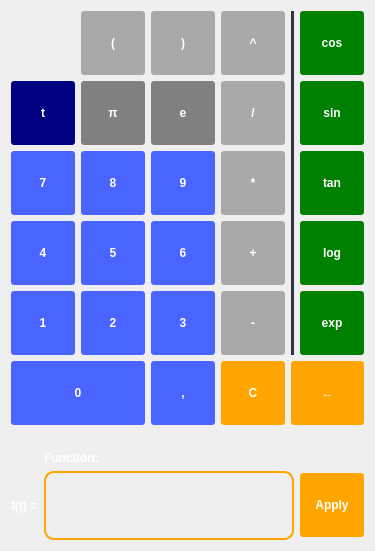
This is ui/math.ui in analogdevicesinc/scopy as Qt 5 draws it before an edit. The edited form follows.
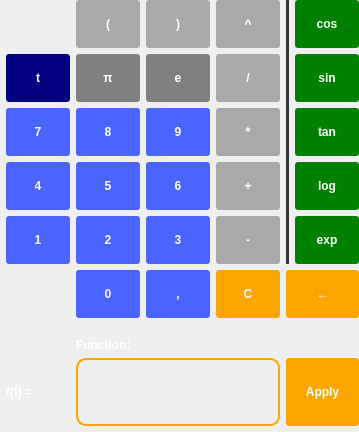
This is the edited form.

What changed in the file:
```diff
--- a/ui/math.ui
+++ b/ui/math.ui
@@ -6,8 +6,8 @@
    <rect>
     <x>0</x>
     <y>0</y>
-    <width>371</width>
-    <height>551</height>
+    <width>359</width>
+    <height>432</height>
    </rect>
   </property>
   <property name="windowTitle">
@@ -45,11 +45,240 @@
 QMenu::item { background-color: transparent; }
 QMenu::item:selected { background-color: #F45000; }</string>
   </property>
-  <layout class="QGridLayout" name="gridLayout">
-   <item row="5" column="2">
+  <layout class="QGridLayout" name="gridLayout_2">
+   <property name="leftMargin">
+    <number>0</number>
+   </property>
+   <property name="topMargin">
+    <number>0</number>
+   </property>
+   <property name="rightMargin">
+    <number>0</number>
+   </property>
+   <property name="bottomMargin">
+    <number>0</number>
+   </property>
+   <item row="2" column="5">
+    <widget class="QPushButton" name="btn9">
+     <property name="sizePolicy">
+      <sizepolicy hsizetype="Fixed" vsizetype="MinimumExpanding">
+       <horstretch>0</horstretch>
+       <verstretch>0</verstretch>
+      </sizepolicy>
+     </property>
+     <property name="minimumSize">
+      <size>
+       <width>64</width>
+       <height>48</height>
+      </size>
+     </property>
+     <property name="maximumSize">
+      <size>
+       <width>16777215</width>
+       <height>64</height>
+      </size>
+     </property>
+     <property name="text">
+      <string>9</string>
+     </property>
+    </widget>
+   </item>
+   <item row="5" column="6">
+    <widget class="QPushButton" name="btnClear">
+     <property name="sizePolicy">
+      <sizepolicy hsizetype="Minimum" vsizetype="MinimumExpanding">
+       <horstretch>0</horstretch>
+       <verstretch>0</verstretch>
+      </sizepolicy>
+     </property>
+     <property name="minimumSize">
+      <size>
+       <width>64</width>
+       <height>48</height>
+      </size>
+     </property>
+     <property name="maximumSize">
+      <size>
+       <width>16777215</width>
+       <height>64</height>
+      </size>
+     </property>
+     <property name="styleSheet">
+      <string notr="true">QPushButton:enabled:!pressed { background-color: orange; }</string>
+     </property>
+     <property name="text">
+      <string>C</string>
+     </property>
+    </widget>
+   </item>
+   <item row="1" column="4">
+    <widget class="QPushButton" name="btnPi">
+     <property name="sizePolicy">
+      <sizepolicy hsizetype="Fixed" vsizetype="MinimumExpanding">
+       <horstretch>0</horstretch>
+       <verstretch>0</verstretch>
+      </sizepolicy>
+     </property>
+     <property name="minimumSize">
+      <size>
+       <width>64</width>
+       <height>48</height>
+      </size>
+     </property>
+     <property name="maximumSize">
+      <size>
+       <width>16777215</width>
+       <height>64</height>
+      </size>
+     </property>
+     <property name="styleSheet">
+      <string notr="true">QPushButton:enabled:!pressed { background-color: grey; }</string>
+     </property>
+     <property name="text">
+      <string>π</string>
+     </property>
+    </widget>
+   </item>
+   <item row="1" column="3">
+    <widget class="QPushButton" name="btnT">
+     <property name="sizePolicy">
+      <sizepolicy hsizetype="Fixed" vsizetype="MinimumExpanding">
+       <horstretch>0</horstretch>
+       <verstretch>0</verstretch>
+      </sizepolicy>
+     </property>
+     <property name="minimumSize">
+      <size>
+       <width>64</width>
+       <height>48</height>
+      </size>
+     </property>
+     <property name="maximumSize">
+      <size>
+       <width>16777215</width>
+       <height>64</height>
+      </size>
+     </property>
+     <property name="styleSheet">
+      <string notr="true">QPushButton:enabled:!pressed { background-color: navy; }</string>
+     </property>
+     <property name="text">
+      <string>t</string>
+     </property>
+    </widget>
+   </item>
+   <item row="3" column="8">
+    <widget class="QPushButton" name="btnLog">
+     <property name="sizePolicy">
+      <sizepolicy hsizetype="Fixed" vsizetype="MinimumExpanding">
+       <horstretch>0</horstretch>
+       <verstretch>0</verstretch>
+      </sizepolicy>
+     </property>
+     <property name="minimumSize">
+      <size>
+       <width>64</width>
+       <height>48</height>
+      </size>
+     </property>
+     <property name="maximumSize">
+      <size>
+       <width>16777215</width>
+       <height>64</height>
+      </size>
+     </property>
+     <property name="styleSheet">
+      <string notr="true">QPushButton:enabled:!pressed { background-color: green; }</string>
+     </property>
+     <property name="text">
+      <string>log</string>
+     </property>
+    </widget>
+   </item>
+   <item row="2" column="6">
+    <widget class="QPushButton" name="btnMult">
+     <property name="sizePolicy">
+      <sizepolicy hsizetype="Fixed" vsizetype="MinimumExpanding">
+       <horstretch>0</horstretch>
+       <verstretch>0</verstretch>
+      </sizepolicy>
+     </property>
+     <property name="minimumSize">
+      <size>
+       <width>64</width>
+       <height>48</height>
+      </size>
+     </property>
+     <property name="maximumSize">
+      <size>
+       <width>16777215</width>
+       <height>64</height>
+      </size>
+     </property>
+     <property name="styleSheet">
+      <string notr="true">QPushButton:enabled:!pressed { background-color: darkgrey; }</string>
+     </property>
+     <property name="text">
+      <string>*</string>
+     </property>
+    </widget>
+   </item>
+   <item row="10" column="7" colspan="2">
+    <widget class="QPushButton" name="btnApply">
+     <property name="sizePolicy">
+      <sizepolicy hsizetype="Minimum" vsizetype="Minimum">
+       <horstretch>0</horstretch>
+       <verstretch>0</verstretch>
+      </sizepolicy>
+     </property>
+     <property name="minimumSize">
+      <size>
+       <width>64</width>
+       <height>64</height>
+      </size>
+     </property>
+     <property name="styleSheet">
+      <string notr="true">QPushButton:enabled:!pressed { background-color: orange; }
+QPushButton[valid=true]:enabled:!pressed { background-color: green; }
+QPushButton[invalid=true]:enabled:!pressed { background-color: red; }</string>
+     </property>
+     <property name="text">
+      <string>Apply</string>
+     </property>
+    </widget>
+   </item>
+   <item row="5" column="7" colspan="2">
+    <widget class="QPushButton" name="btnBackspace">
+     <property name="sizePolicy">
+      <sizepolicy hsizetype="Minimum" vsizetype="MinimumExpanding">
+       <horstretch>0</horstretch>
+       <verstretch>0</verstretch>
+      </sizepolicy>
+     </property>
+     <property name="minimumSize">
+      <size>
+       <width>64</width>
+       <height>48</height>
+      </size>
+     </property>
+     <property name="maximumSize">
+      <size>
+       <width>16777215</width>
+       <height>64</height>
+      </size>
+     </property>
+     <property name="styleSheet">
+      <string notr="true">QPushButton:enabled:!pressed { background-color: orange; }</string>
+     </property>
+     <property name="text">
+      <string>←</string>
+     </property>
+    </widget>
+   </item>
+   <item row="3" column="4">
     <widget class="QPushButton" name="btn5">
      <property name="sizePolicy">
-      <sizepolicy hsizetype="Fixed" vsizetype="Fixed">
+      <sizepolicy hsizetype="Fixed" vsizetype="MinimumExpanding">
        <horstretch>0</horstretch>
        <verstretch>0</verstretch>
       </sizepolicy>
@@ -57,6 +286,12 @@
      <property name="minimumSize">
       <size>
        <width>64</width>
+       <height>48</height>
+      </size>
+     </property>
+     <property name="maximumSize">
+      <size>
+       <width>16777215</width>
        <height>64</height>
       </size>
      </property>
@@ -65,10 +300,10 @@
      </property>
     </widget>
    </item>
-   <item row="4" column="2">
-    <widget class="QPushButton" name="btn8">
+   <item row="3" column="6">
+    <widget class="QPushButton" name="btnPlus">
      <property name="sizePolicy">
-      <sizepolicy hsizetype="Fixed" vsizetype="Fixed">
+      <sizepolicy hsizetype="Fixed" vsizetype="MinimumExpanding">
        <horstretch>0</horstretch>
        <verstretch>0</verstretch>
       </sizepolicy>
@@ -76,18 +311,55 @@
      <property name="minimumSize">
       <size>
        <width>64</width>
+       <height>48</height>
+      </size>
+     </property>
+     <property name="maximumSize">
+      <size>
+       <width>16777215</width>
        <height>64</height>
       </size>
      </property>
+     <property name="styleSheet">
+      <string notr="true">QPushButton:enabled:!pressed { background-color: darkgrey; }</string>
+     </property>
      <property name="text">
-      <string>8</string>
+      <string>+</string>
      </property>
     </widget>
    </item>
-   <item row="4" column="6">
+   <item row="1" column="5">
+    <widget class="QPushButton" name="btnE">
+     <property name="sizePolicy">
+      <sizepolicy hsizetype="Fixed" vsizetype="MinimumExpanding">
+       <horstretch>0</horstretch>
+       <verstretch>0</verstretch>
+      </sizepolicy>
+     </property>
+     <property name="minimumSize">
+      <size>
+       <width>64</width>
+       <height>48</height>
+      </size>
+     </property>
+     <property name="maximumSize">
+      <size>
+       <width>16777215</width>
+       <height>64</height>
+      </size>
+     </property>
+     <property name="styleSheet">
+      <string notr="true">QPushButton:enabled:!pressed { background-color: grey; }</string>
+     </property>
+     <property name="text">
+      <string>e</string>
+     </property>
+    </widget>
+   </item>
+   <item row="2" column="8">
     <widget class="QPushButton" name="btnTan">
      <property name="sizePolicy">
-      <sizepolicy hsizetype="Fixed" vsizetype="Fixed">
+      <sizepolicy hsizetype="Fixed" vsizetype="MinimumExpanding">
        <horstretch>0</horstretch>
        <verstretch>0</verstretch>
       </sizepolicy>
@@ -95,6 +367,12 @@
      <property name="minimumSize">
       <size>
        <width>64</width>
+       <height>48</height>
+      </size>
+     </property>
+     <property name="maximumSize">
+      <size>
+       <width>16777215</width>
        <height>64</height>
       </size>
      </property>
@@ -106,10 +384,10 @@
      </property>
     </widget>
    </item>
-   <item row="2" column="6">
-    <widget class="QPushButton" name="btnCos">
+   <item row="3" column="5">
+    <widget class="QPushButton" name="btn6">
      <property name="sizePolicy">
-      <sizepolicy hsizetype="Fixed" vsizetype="Fixed">
+      <sizepolicy hsizetype="Fixed" vsizetype="MinimumExpanding">
        <horstretch>0</horstretch>
        <verstretch>0</verstretch>
       </sizepolicy>
@@ -117,21 +395,177 @@
      <property name="minimumSize">
       <size>
        <width>64</width>
+       <height>48</height>
+      </size>
+     </property>
+     <property name="maximumSize">
+      <size>
+       <width>16777215</width>
        <height>64</height>
       </size>
      </property>
+     <property name="text">
+      <string>6</string>
+     </property>
+    </widget>
+   </item>
+   <item row="4" column="5">
+    <widget class="QPushButton" name="btn3">
+     <property name="sizePolicy">
+      <sizepolicy hsizetype="Fixed" vsizetype="MinimumExpanding">
+       <horstretch>0</horstretch>
+       <verstretch>0</verstretch>
+      </sizepolicy>
+     </property>
+     <property name="minimumSize">
+      <size>
+       <width>64</width>
+       <height>48</height>
+      </size>
+     </property>
+     <property name="maximumSize">
+      <size>
+       <width>16777215</width>
+       <height>64</height>
+      </size>
+     </property>
+     <property name="text">
+      <string>3</string>
+     </property>
+    </widget>
+   </item>
+   <item row="0" column="6">
+    <widget class="QPushButton" name="btnPow">
+     <property name="sizePolicy">
+      <sizepolicy hsizetype="Fixed" vsizetype="MinimumExpanding">
+       <horstretch>0</horstretch>
+       <verstretch>0</verstretch>
+      </sizepolicy>
+     </property>
+     <property name="minimumSize">
+      <size>
+       <width>64</width>
+       <height>48</height>
+      </size>
+     </property>
+     <property name="maximumSize">
+      <size>
+       <width>16777215</width>
+       <height>64</height>
+      </size>
+     </property>
      <property name="styleSheet">
+      <string notr="true">QPushButton:enabled:!pressed { background-color: darkgrey; }</string>
+     </property>
+     <property name="text">
+      <string>^</string>
+     </property>
+    </widget>
+   </item>
+   <item row="4" column="8">
+    <widget class="QPushButton" name="btnExp">
+     <property name="sizePolicy">
+      <sizepolicy hsizetype="Fixed" vsizetype="MinimumExpanding">
+       <horstretch>0</horstretch>
+       <verstretch>0</verstretch>
+      </sizepolicy>
+     </property>
+     <property name="minimumSize">
+      <size>
+       <width>64</width>
+       <height>48</height>
+      </size>
+     </property>
+     <property name="maximumSize">
+      <size>
+       <width>16777215</width>
+       <height>64</height>
+      </size>
+     </property>
+     <property name="styleSheet">
       <string notr="true">QPushButton:enabled:!pressed { background-color: green; }</string>
      </property>
      <property name="text">
-      <string>cos</string>
+      <string>exp</string>
+     </property>
+    </widget>
+   </item>
+   <item row="0" column="5">
+    <widget class="QPushButton" name="btnCloseP">
+     <property name="sizePolicy">
+      <sizepolicy hsizetype="Fixed" vsizetype="MinimumExpanding">
+       <horstretch>0</horstretch>
+       <verstretch>0</verstretch>
+      </sizepolicy>
+     </property>
+     <property name="minimumSize">
+      <size>
+       <width>64</width>
+       <height>48</height>
+      </size>
+     </property>
+     <property name="maximumSize">
+      <size>
+       <width>16777215</width>
+       <height>64</height>
+      </size>
+     </property>
+     <property name="styleSheet">
+      <string notr="true">QPushButton:enabled:!pressed { background-color: darkgrey; }</string>
+     </property>
+     <property name="text">
+      <string>)</string>
+     </property>
+    </widget>
+   </item>
+   <item row="12" column="7">
+    <spacer name="verticalSpacer">
+     <property name="orientation">
+      <enum>Qt::Vertical</enum>
+     </property>
+     <property name="sizeType">
+      <enum>QSizePolicy::Expanding</enum>
+     </property>
+     <property name="sizeHint" stdset="0">
+      <size>
+       <width>0</width>
+       <height>0</height>
+      </size>
+     </property>
+    </spacer>
+   </item>
+   <item row="1" column="8">
+    <widget class="QPushButton" name="btnSin">
+     <property name="sizePolicy">
+      <sizepolicy hsizetype="Fixed" vsizetype="MinimumExpanding">
+       <horstretch>0</horstretch>
+       <verstretch>0</verstretch>
+      </sizepolicy>
+     </property>
+     <property name="minimumSize">
+      <size>
+       <width>64</width>
+       <height>48</height>
+      </size>
+     </property>
+     <property name="maximumSize">
+      <size>
+       <width>16777215</width>
+       <height>64</height>
+      </size>
+     </property>
+     <property name="styleSheet">
+      <string notr="true">QPushButton:enabled:!pressed { background-color: green; }</string>
+     </property>
+     <property name="text">
+      <string>sin</string>
      </property>
     </widget>
    </item>
    <item row="4" column="3">
-    <widget class="QPushButton" name="btn9">
+    <widget class="QPushButton" name="btn1">
      <property name="sizePolicy">
-      <sizepolicy hsizetype="Fixed" vsizetype="Fixed">
+      <sizepolicy hsizetype="Fixed" vsizetype="MinimumExpanding">
        <horstretch>0</horstretch>
        <verstretch>0</verstretch>
       </sizepolicy>
@@ -139,37 +573,24 @@
      <property name="minimumSize">
       <size>
        <width>64</width>
-       <height>64</height>
+       <height>48</height>
       </size>
      </property>
-     <property name="text">
-      <string>9</string>
-     </property>
-    </widget>
-   </item>
-   <item row="4" column="1">
-    <widget class="QPushButton" name="btn7">
-     <property name="sizePolicy">
-      <sizepolicy hsizetype="Fixed" vsizetype="Fixed">
-       <horstretch>0</horstretch>
-       <verstretch>0</verstretch>
-      </sizepolicy>
-     </property>
-     <property name="minimumSize">
+     <property name="maximumSize">
       <size>
-       <width>64</width>
+       <width>16777215</width>
        <height>64</height>
       </size>
      </property>
      <property name="text">
-      <string>7</string>
+      <string>1</string>
      </property>
     </widget>
    </item>
-   <item row="5" column="1">
+   <item row="3" column="3">
     <widget class="QPushButton" name="btn4">
      <property name="sizePolicy">
-      <sizepolicy hsizetype="Fixed" vsizetype="Fixed">
+      <sizepolicy hsizetype="Fixed" vsizetype="MinimumExpanding">
        <horstretch>0</horstretch>
        <verstretch>0</verstretch>
       </sizepolicy>
@@ -177,6 +598,12 @@
      <property name="minimumSize">
       <size>
        <width>64</width>
+       <height>48</height>
+      </size>
+     </property>
+     <property name="maximumSize">
+      <size>
+       <width>16777215</width>
        <height>64</height>
       </size>
      </property>
@@ -185,73 +612,10 @@
      </property>
     </widget>
    </item>
-   <item row="7" column="3">
-    <widget class="QPushButton" name="btnComma">
-     <property name="sizePolicy">
-      <sizepolicy hsizetype="Fixed" vsizetype="Fixed">
-       <horstretch>0</horstretch>
-       <verstretch>0</verstretch>
-      </sizepolicy>
-     </property>
-     <property name="minimumSize">
-      <size>
-       <width>64</width>
-       <height>64</height>
-      </size>
-     </property>
-     <property name="text">
-      <string>,</string>
-     </property>
-    </widget>
-   </item>
-   <item row="6" column="6">
-    <widget class="QPushButton" name="btnExp">
-     <property name="sizePolicy">
-      <sizepolicy hsizetype="Fixed" vsizetype="Fixed">
-       <horstretch>0</horstretch>
-       <verstretch>0</verstretch>
-      </sizepolicy>
-     </property>
-     <property name="minimumSize">
-      <size>
-       <width>64</width>
-       <height>64</height>
-      </size>
-     </property>
-     <property name="styleSheet">
-      <string notr="true">QPushButton:enabled:!pressed { background-color: green; }</string>
-     </property>
-     <property name="text">
-      <string>exp</string>
-     </property>
-    </widget>
-   </item>
-   <item row="3" column="2">
-    <widget class="QPushButton" name="btnPi">
-     <property name="sizePolicy">
-      <sizepolicy hsizetype="Fixed" vsizetype="Fixed">
-       <horstretch>0</horstretch>
-       <verstretch>0</verstretch>
-      </sizepolicy>
-     </property>
-     <property name="minimumSize">
-      <size>
-       <width>64</width>
-       <height>64</height>
-      </size>
-     </property>
-     <property name="styleSheet">
-      <string notr="true">QPushButton:enabled:!pressed { background-color: grey; }</string>
-     </property>
-     <property name="text">
-      <string>π</string>
-     </property>
-    </widget>
-   </item>
-   <item row="2" column="2">
+   <item row="0" column="4">
     <widget class="QPushButton" name="btnOpenP">
      <property name="sizePolicy">
-      <sizepolicy hsizetype="Fixed" vsizetype="Fixed">
+      <sizepolicy hsizetype="Fixed" vsizetype="MinimumExpanding">
        <horstretch>0</horstretch>
        <verstretch>0</verstretch>
       </sizepolicy>
@@ -259,6 +623,12 @@
      <property name="minimumSize">
       <size>
        <width>64</width>
+       <height>48</height>
+      </size>
+     </property>
+     <property name="maximumSize">
+      <size>
+       <width>16777215</width>
        <height>64</height>
       </size>
      </property>
@@ -270,48 +640,85 @@
      </property>
     </widget>
    </item>
-   <item row="3" column="3">
-    <widget class="QPushButton" name="btnE">
+   <item row="0" column="7" rowspan="5">
+    <widget class="Line" name="line_2">
      <property name="sizePolicy">
-      <sizepolicy hsizetype="Fixed" vsizetype="Fixed">
+      <sizepolicy hsizetype="Minimum" vsizetype="Minimum">
        <horstretch>0</horstretch>
        <verstretch>0</verstretch>
       </sizepolicy>
      </property>
+     <property name="styleSheet">
+      <string notr="true">color: rgb(51, 51, 59);</string>
+     </property>
+     <property name="frameShadow">
+      <enum>QFrame::Plain</enum>
+     </property>
+     <property name="lineWidth">
+      <number>4</number>
+     </property>
+     <property name="orientation">
+      <enum>Qt::Vertical</enum>
+     </property>
+    </widget>
+   </item>
+   <item row="5" column="5">
+    <widget class="QPushButton" name="btnComma">
+     <property name="sizePolicy">
+      <sizepolicy hsizetype="Fixed" vsizetype="MinimumExpanding">
+       <horstretch>0</horstretch>
+       <verstretch>0</verstretch>
+      </sizepolicy>
+     </property>
      <property name="minimumSize">
       <size>
        <width>64</width>
+       <height>48</height>
+      </size>
+     </property>
+     <property name="maximumSize">
+      <size>
+       <width>16777215</width>
        <height>64</height>
       </size>
      </property>
-     <property name="styleSheet">
-      <string notr="true">QPushButton:enabled:!pressed { background-color: grey; }</string>
-     </property>
      <property name="text">
-      <string>e</string>
+      <string>,</string>
      </property>
     </widget>
    </item>
-   <item row="7" column="4">
-    <widget class="QPushButton" name="btnClear">
+   <item row="4" column="6">
+    <widget class="QPushButton" name="btnMinus">
+     <property name="sizePolicy">
+      <sizepolicy hsizetype="Fixed" vsizetype="MinimumExpanding">
+       <horstretch>0</horstretch>
+       <verstretch>0</verstretch>
+      </sizepolicy>
+     </property>
      <property name="minimumSize">
       <size>
        <width>64</width>
+       <height>48</height>
+      </size>
+     </property>
+     <property name="maximumSize">
+      <size>
+       <width>16777215</width>
        <height>64</height>
       </size>
      </property>
      <property name="styleSheet">
-      <string notr="true">QPushButton:enabled:!pressed { background-color: orange; }</string>
+      <string notr="true">QPushButton:enabled:!pressed { background-color: darkgrey; }</string>
      </property>
      <property name="text">
-      <string>C</string>
+      <string>-</string>
      </property>
     </widget>
    </item>
-   <item row="3" column="6">
-    <widget class="QPushButton" name="btnSin">
+   <item row="4" column="4">
+    <widget class="QPushButton" name="btn2">
      <property name="sizePolicy">
-      <sizepolicy hsizetype="Fixed" vsizetype="Fixed">
+      <sizepolicy hsizetype="Fixed" vsizetype="MinimumExpanding">
        <horstretch>0</horstretch>
        <verstretch>0</verstretch>
       </sizepolicy>
@@ -319,6 +726,37 @@
      <property name="minimumSize">
       <size>
        <width>64</width>
+       <height>48</height>
+      </size>
+     </property>
+     <property name="maximumSize">
+      <size>
+       <width>16777215</width>
+       <height>64</height>
+      </size>
+     </property>
+     <property name="text">
+      <string>2</string>
+     </property>
+    </widget>
+   </item>
+   <item row="0" column="8">
+    <widget class="QPushButton" name="btnCos">
+     <property name="sizePolicy">
+      <sizepolicy hsizetype="Fixed" vsizetype="MinimumExpanding">
+       <horstretch>0</horstretch>
+       <verstretch>0</verstretch>
+      </sizepolicy>
+     </property>
+     <property name="minimumSize">
+      <size>
+       <width>64</width>
+       <height>48</height>
+      </size>
+     </property>
+     <property name="maximumSize">
+      <size>
+       <width>16777215</width>
        <height>64</height>
       </size>
      </property>
@@ -326,14 +764,14 @@
       <string notr="true">QPushButton:enabled:!pressed { background-color: green; }</string>
      </property>
      <property name="text">
-      <string>sin</string>
+      <string>cos</string>
      </property>
     </widget>
    </item>
    <item row="2" column="3">
-    <widget class="QPushButton" name="btnCloseP">
+    <widget class="QPushButton" name="btn7">
      <property name="sizePolicy">
-      <sizepolicy hsizetype="Fixed" vsizetype="Fixed">
+      <sizepolicy hsizetype="Fixed" vsizetype="MinimumExpanding">
        <horstretch>0</horstretch>
        <verstretch>0</verstretch>
       </sizepolicy>
@@ -341,6 +779,37 @@
      <property name="minimumSize">
       <size>
        <width>64</width>
+       <height>48</height>
+      </size>
+     </property>
+     <property name="maximumSize">
+      <size>
+       <width>16777215</width>
+       <height>64</height>
+      </size>
+     </property>
+     <property name="text">
+      <string>7</string>
+     </property>
+    </widget>
+   </item>
+   <item row="1" column="6">
+    <widget class="QPushButton" name="btnDiv">
+     <property name="sizePolicy">
+      <sizepolicy hsizetype="Fixed" vsizetype="MinimumExpanding">
+       <horstretch>0</horstretch>
+       <verstretch>0</verstretch>
+      </sizepolicy>
+     </property>
+     <property name="minimumSize">
+      <size>
+       <width>64</width>
+       <height>48</height>
+      </size>
+     </property>
+     <property name="maximumSize">
+      <size>
+       <width>16777215</width>
        <height>64</height>
       </size>
      </property>
@@ -348,14 +817,14 @@
       <string notr="true">QPushButton:enabled:!pressed { background-color: darkgrey; }</string>
      </property>
      <property name="text">
-      <string>)</string>
+      <string>/</string>
      </property>
     </widget>
    </item>
-   <item row="3" column="1">
-    <widget class="QPushButton" name="btnT">
+   <item row="2" column="4">
+    <widget class="QPushButton" name="btn8">
      <property name="sizePolicy">
-      <sizepolicy hsizetype="Fixed" vsizetype="Fixed">
+      <sizepolicy hsizetype="Fixed" vsizetype="MinimumExpanding">
        <horstretch>0</horstretch>
        <verstretch>0</verstretch>
       </sizepolicy>
@@ -363,39 +832,84 @@
      <property name="minimumSize">
       <size>
        <width>64</width>
+       <height>48</height>
+      </size>
+     </property>
+     <property name="maximumSize">
+      <size>
+       <width>16777215</width>
        <height>64</height>
       </size>
+     </property>
+     <property name="text">
+      <string>8</string>
+     </property>
+    </widget>
+   </item>
+   <item row="1" column="2">
+    <spacer name="horizontalSpacer">
+     <property name="orientation">
+      <enum>Qt::Horizontal</enum>
+     </property>
+     <property name="sizeType">
+      <enum>QSizePolicy::MinimumExpanding</enum>
+     </property>
+     <property name="sizeHint" stdset="0">
+      <size>
+       <width>0</width>
+       <height>0</height>
+      </size>
+     </property>
+    </spacer>
+   </item>
+   <item row="5" column="4">
+    <widget class="QPushButton" name="btn0">
+     <property name="sizePolicy">
+      <sizepolicy hsizetype="Minimum" vsizetype="MinimumExpanding">
+       <horstretch>0</horstretch>
+       <verstretch>0</verstretch>
+      </sizepolicy>
+     </property>
+     <property name="minimumSize">
+      <size>
+       <width>64</width>
+       <height>48</height>
+      </size>
+     </property>
+     <property name="maximumSize">
+      <size>
+       <width>16777215</width>
+       <height>64</height>
+      </size>
+     </property>
+     <property name="text">
+      <string>0</string>
+     </property>
+    </widget>
+   </item>
+   <item row="10" column="3">
+    <widget class="QLabel" name="label_2">
+     <property name="sizePolicy">
+      <sizepolicy hsizetype="Preferred" vsizetype="Maximum">
+       <horstretch>0</horstretch>
+       <verstretch>0</verstretch>
+      </sizepolicy>
+     </property>
+     <property name="text">
+      <string>f(t) =</string>
+     </property>
+    </widget>
+   </item>
+   <item row="10" column="4" colspan="3">
+    <widget class="QLineEdit" name="function">
+     <property name="sizePolicy">
+      <sizepolicy hsizetype="Expanding" vsizetype="Minimum">
+       <horstretch>0</horstretch>
+       <verstretch>0</verstretch>
+      </sizepolicy>
      </property>
      <property name="styleSheet">
-      <string notr="true">QPushButton:enabled:!pressed { background-color: navy; }</string>
-     </property>
-     <property name="text">
-      <string>t</string>
-     </property>
-    </widget>
-   </item>
-   <item row="10" column="1" colspan="6">
-    <layout class="QGridLayout" name="gridLayout_2">
-     <property name="topMargin">
-      <number>20</number>
-     </property>
-     <item row="0" column="1">
-      <widget class="QLabel" name="label">
-       <property name="text">
-        <string>Function:</string>
-       </property>
-      </widget>
-     </item>
-     <item row="1" column="1">
-      <widget class="QLineEdit" name="function">
-       <property name="sizePolicy">
-        <sizepolicy hsizetype="Expanding" vsizetype="MinimumExpanding">
-         <horstretch>0</horstretch>
-         <verstretch>0</verstretch>
-        </sizepolicy>
-       </property>
-       <property name="styleSheet">
-        <string notr="true">QLineEdit {
+      <string notr="true">QLineEdit {
 height: 64px;
 color: white;
 font-family: &quot;monospace&quot; 14;
@@ -413,298 +927,41 @@
 QLineEdit[valid=true] {
 border-color: green;
 }</string>
-       </property>
-      </widget>
-     </item>
-     <item row="1" column="2">
-      <widget class="QPushButton" name="btnApply">
-       <property name="minimumSize">
-        <size>
-         <width>64</width>
-         <height>64</height>
-        </size>
-       </property>
-       <property name="styleSheet">
-        <string notr="true">QPushButton:enabled:!pressed { background-color: orange; }
-QPushButton[valid=true]:enabled:!pressed { background-color: green; }
-QPushButton[invalid=true]:enabled:!pressed { background-color: red; }</string>
-       </property>
-       <property name="text">
-        <string>Apply</string>
-       </property>
-      </widget>
-     </item>
-     <item row="1" column="0">
-      <widget class="QLabel" name="label_2">
-       <property name="text">
-        <string>f(t) =</string>
-       </property>
-      </widget>
-     </item>
-    </layout>
-   </item>
-   <item row="2" column="5" rowspan="5">
-    <widget class="Line" name="line_2">
-     <property name="sizePolicy">
-      <sizepolicy hsizetype="MinimumExpanding" vsizetype="Minimum">
-       <horstretch>0</horstretch>
-       <verstretch>0</verstretch>
-      </sizepolicy>
      </property>
-     <property name="styleSheet">
-      <string notr="true">color: rgb(51, 51, 59);</string>
-     </property>
-     <property name="frameShadow">
-      <enum>QFrame::Plain</enum>
-     </property>
-     <property name="lineWidth">
-      <number>4</number>
-     </property>
-     <property name="orientation">
-      <enum>Qt::Vertical</enum>
-     </property>
     </widget>
    </item>
-   <item row="7" column="1" colspan="2">
-    <widget class="QPushButton" name="btn0">
+   <item row="7" column="4" colspan="5">
+    <widget class="QLabel" name="label">
      <property name="sizePolicy">
-      <sizepolicy hsizetype="Minimum" vsizetype="Fixed">
+      <sizepolicy hsizetype="Preferred" vsizetype="Maximum">
        <horstretch>0</horstretch>
        <verstretch>0</verstretch>
       </sizepolicy>
      </property>
-     <property name="minimumSize">
-      <size>
-       <width>64</width>
-       <height>64</height>
-      </size>
-     </property>
      <property name="text">
-      <string>0</string>
+      <string>Function:</string>
      </property>
     </widget>
    </item>
-   <item row="6" column="2">
-    <widget class="QPushButton" name="btn2">
+   <item row="6" column="5">
+    <widget class="QWidget" name="widget" native="true">
      <property name="sizePolicy">
-      <sizepolicy hsizetype="Fixed" vsizetype="Fixed">
+      <sizepolicy hsizetype="Preferred" vsizetype="MinimumExpanding">
        <horstretch>0</horstretch>
        <verstretch>0</verstretch>
       </sizepolicy>
      </property>
      <property name="minimumSize">
       <size>
-       <width>64</width>
-       <height>64</height>
+       <width>0</width>
+       <height>8</height>
       </size>
      </property>
-     <property name="text">
-      <string>2</string>
-     </property>
-    </widget>
-   </item>
-   <item row="5" column="6">
-    <widget class="QPushButton" name="btnLog">
-     <property name="sizePolicy">
-      <sizepolicy hsizetype="Fixed" vsizetype="Fixed">
-       <horstretch>0</horstretch>
-       <verstretch>0</verstretch>
-      </sizepolicy>
-     </property>
-     <property name="minimumSize">
+     <property name="maximumSize">
       <size>
-       <width>64</width>
-       <height>64</height>
+       <width>0</width>
+       <height>48</height>
       </size>
-     </property>
-     <property name="styleSheet">
-      <string notr="true">QPushButton:enabled:!pressed { background-color: green; }</string>
-     </property>
-     <property name="text">
-      <string>log</string>
-     </property>
-    </widget>
-   </item>
-   <item row="6" column="1">
-    <widget class="QPushButton" name="btn1">
-     <property name="sizePolicy">
-      <sizepolicy hsizetype="Fixed" vsizetype="Fixed">
-       <horstretch>0</horstretch>
-       <verstretch>0</verstretch>
-      </sizepolicy>
-     </property>
-     <property name="minimumSize">
-      <size>
-       <width>64</width>
-       <height>64</height>
-      </size>
-     </property>
-     <property name="text">
-      <string>1</string>
-     </property>
-    </widget>
-   </item>
-   <item row="5" column="3">
-    <widget class="QPushButton" name="btn6">
-     <property name="sizePolicy">
-      <sizepolicy hsizetype="Fixed" vsizetype="Fixed">
-       <horstretch>0</horstretch>
-       <verstretch>0</verstretch>
-      </sizepolicy>
-     </property>
-     <property name="minimumSize">
-      <size>
-       <width>64</width>
-       <height>64</height>
-      </size>
-     </property>
-     <property name="text">
-      <string>6</string>
-     </property>
-    </widget>
-   </item>
-   <item row="7" column="5" colspan="2">
-    <widget class="QPushButton" name="btnBackspace">
-     <property name="minimumSize">
-      <size>
-       <width>64</width>
-       <height>64</height>
-      </size>
-     </property>
-     <property name="styleSheet">
-      <string notr="true">QPushButton:enabled:!pressed { background-color: orange; }</string>
-     </property>
-     <property name="text">
-      <string>←</string>
-     </property>
-    </widget>
-   </item>
-   <item row="6" column="3">
-    <widget class="QPushButton" name="btn3">
-     <property name="sizePolicy">
-      <sizepolicy hsizetype="Fixed" vsizetype="Fixed">
-       <horstretch>0</horstretch>
-       <verstretch>0</verstretch>
-      </sizepolicy>
-     </property>
-     <property name="minimumSize">
-      <size>
-       <width>64</width>
-       <height>64</height>
-      </size>
-     </property>
-     <property name="text">
-      <string>3</string>
-     </property>
-    </widget>
-   </item>
-   <item row="5" column="4">
-    <widget class="QPushButton" name="btnPlus">
-     <property name="sizePolicy">
-      <sizepolicy hsizetype="Fixed" vsizetype="Fixed">
-       <horstretch>0</horstretch>
-       <verstretch>0</verstretch>
-      </sizepolicy>
-     </property>
-     <property name="minimumSize">
-      <size>
-       <width>64</width>
-       <height>64</height>
-      </size>
-     </property>
-     <property name="styleSheet">
-      <string notr="true">QPushButton:enabled:!pressed { background-color: darkgrey; }</string>
-     </property>
-     <property name="text">
-      <string>+</string>
-     </property>
-    </widget>
-   </item>
-   <item row="6" column="4">
-    <widget class="QPushButton" name="btnMinus">
-     <property name="sizePolicy">
-      <sizepolicy hsizetype="Fixed" vsizetype="Fixed">
-       <horstretch>0</horstretch>
-       <verstretch>0</verstretch>
-      </sizepolicy>
-     </property>
-     <property name="minimumSize">
-      <size>
-       <width>64</width>
-       <height>64</height>
-      </size>
-     </property>
-     <property name="styleSheet">
-      <string notr="true">QPushButton:enabled:!pressed { background-color: darkgrey; }</string>
-     </property>
-     <property name="text">
-      <string>-</string>
-     </property>
-    </widget>
-   </item>
-   <item row="2" column="4">
-    <widget class="QPushButton" name="btnPow">
-     <property name="sizePolicy">
-      <sizepolicy hsizetype="Fixed" vsizetype="Fixed">
-       <horstretch>0</horstretch>
-       <verstretch>0</verstretch>
-      </sizepolicy>
-     </property>
-     <property name="minimumSize">
-      <size>
-       <width>64</width>
-       <height>64</height>
-      </size>
-     </property>
-     <property name="styleSheet">
-      <string notr="true">QPushButton:enabled:!pressed { background-color: darkgrey; }</string>
-     </property>
-     <property name="text">
-      <string>^</string>
-     </property>
-    </widget>
-   </item>
-   <item row="4" column="4">
-    <widget class="QPushButton" name="btnMult">
-     <property name="sizePolicy">
-      <sizepolicy hsizetype="Fixed" vsizetype="Fixed">
-       <horstretch>0</horstretch>
-       <verstretch>0</verstretch>
-      </sizepolicy>
-     </property>
-     <property name="minimumSize">
-      <size>
-       <width>64</width>
-       <height>64</height>
-      </size>
-     </property>
-     <property name="styleSheet">
-      <string notr="true">QPushButton:enabled:!pressed { background-color: darkgrey; }</string>
-     </property>
-     <property name="text">
-      <string>*</string>
-     </property>
-    </widget>
-   </item>
-   <item row="3" column="4">
-    <widget class="QPushButton" name="btnDiv">
-     <property name="sizePolicy">
-      <sizepolicy hsizetype="Fixed" vsizetype="Fixed">
-       <horstretch>0</horstretch>
-       <verstretch>0</verstretch>
-      </sizepolicy>
-     </property>
-     <property name="minimumSize">
-      <size>
-       <width>64</width>
-       <height>64</height>
-      </size>
-     </property>
-     <property name="styleSheet">
-      <string notr="true">QPushButton:enabled:!pressed { background-color: darkgrey; }</string>
-     </property>
-     <property name="text">
-      <string>/</string>
      </property>
     </widget>
    </item>
```
